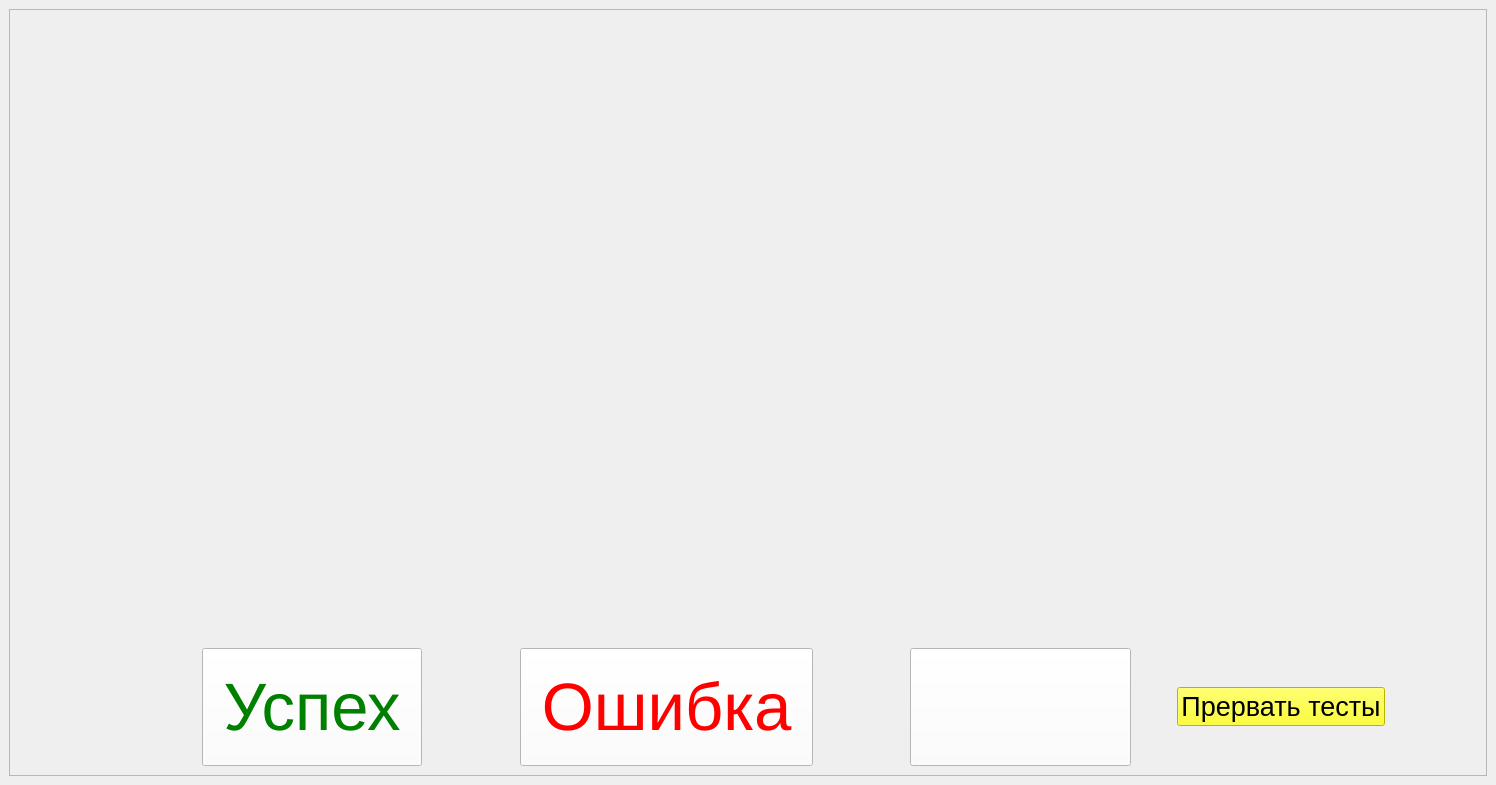
Above: ui/test_patterns.ui from Mex93/MonoblockTests before the change. Below: the same form after it.
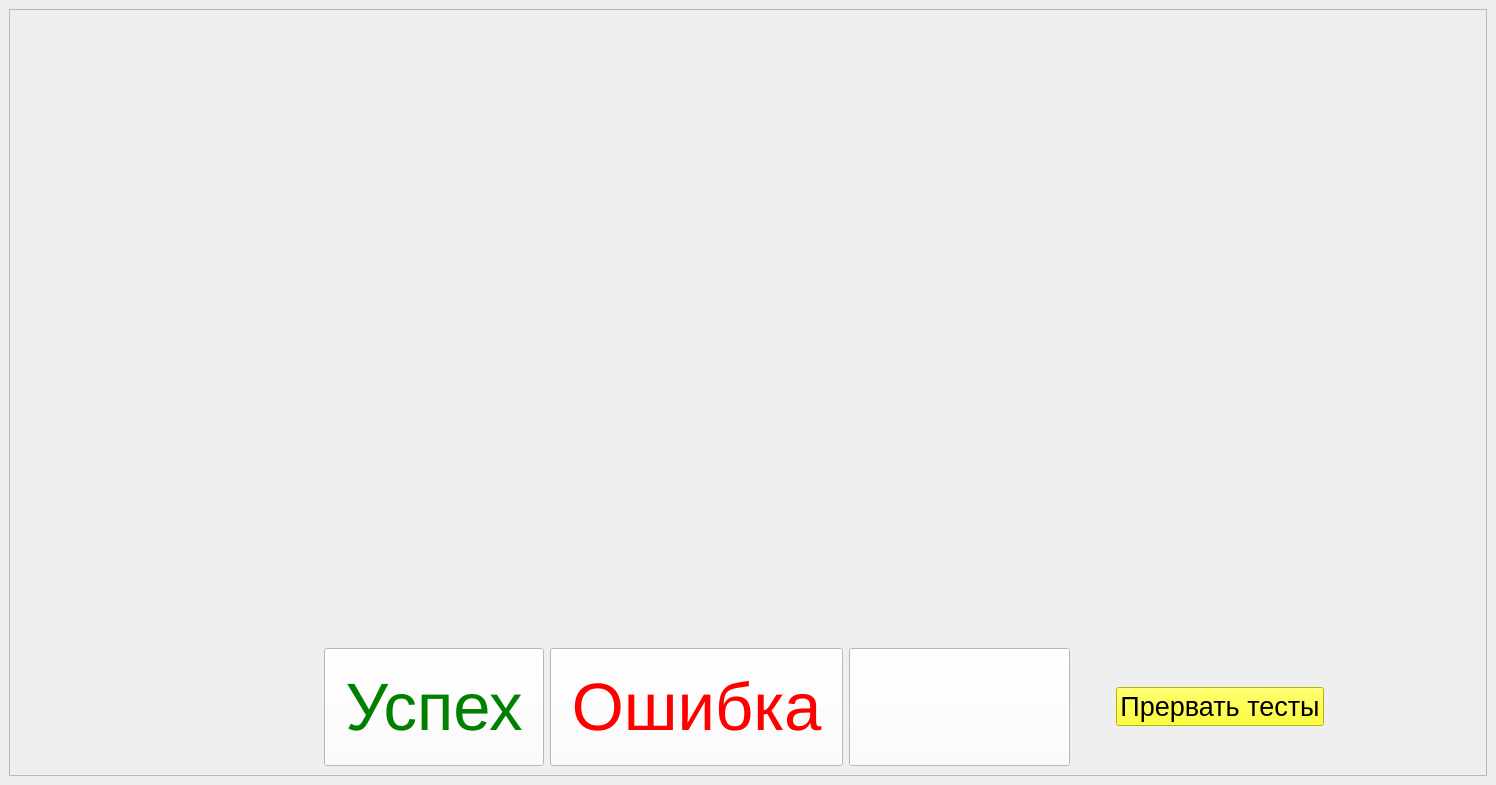
That is the form after the change. Icons and pictures are not drawn.

Commit message: rebuild all tests gui, is process for rebuilding all for Danil

The edit to the form file:
```diff
--- a/ui/test_patterns.ui
+++ b/ui/test_patterns.ui
@@ -89,19 +89,6 @@
            </property>
           </widget>
          </item>
-         <item>
-          <spacer name="horizontalSpacer_2">
-           <property name="orientation">
-            <enum>Qt::Orientation::Horizontal</enum>
-           </property>
-           <property name="sizeHint" stdset="0">
-            <size>
-             <width>40</width>
-             <height>20</height>
-            </size>
-           </property>
-          </spacer>
-         </item>
          <item>
           <widget class="QPushButton" name="pushButton_fail">
            <property name="font">
@@ -119,19 +106,6 @@
            </property>
           </widget>
          </item>
-         <item>
-          <spacer name="horizontalSpacer_4">
-           <property name="orientation">
-            <enum>Qt::Orientation::Horizontal</enum>
-           </property>
-           <property name="sizeHint" stdset="0">
-            <size>
-             <width>40</width>
-             <height>20</height>
-            </size>
-           </property>
-          </spacer>
-         </item>
          <item>
           <widget class="QPushButton" name="pushButton_relaunch">
            <property name="font">
```
The commit also changes 28 other files.
